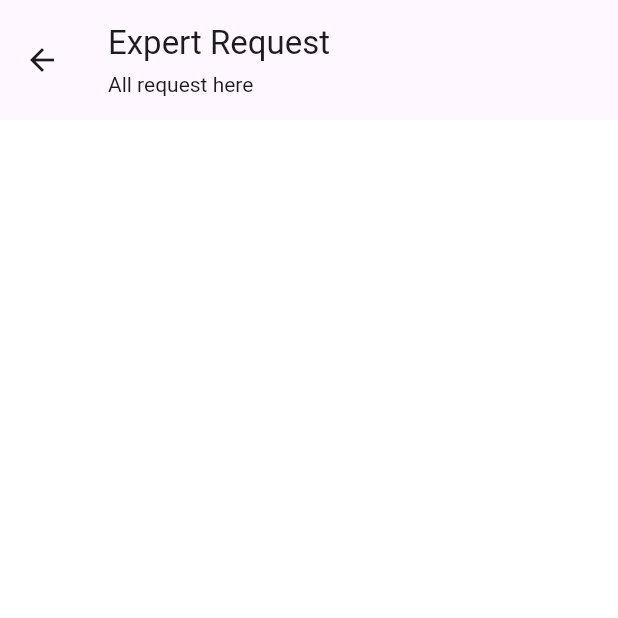
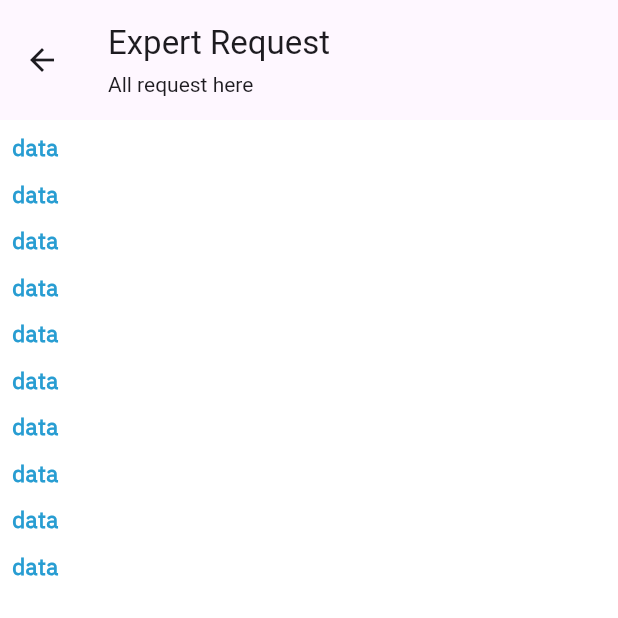
Before and after one commit to yousifdahabra/aegis-ai-app, a Flutter app: the ExpertRequest screen opened directly, on a phone screen of 412 x 824 dp, the top half of it. Run offline on Flutter 3.47's test engine with Material 3 defaults, Android fonts, the phone set to English and light mode, and no system bars; our stand-ins replace animate_do, smooth_page_indicator.

Commit message:
App - update ExpertRequest add ListView builder

```diff
--- a/lib/views/list/expert_request.dart
+++ b/lib/views/list/expert_request.dart
@@ -17,6 +17,16 @@ class ExpertRequest extends StatelessWidget {
           ],
         ),
       ),
+      body: ListView.builder(
+        padding: const EdgeInsets.all(8.0),
+        itemCount: 10,
+        itemBuilder: (context, index) {
+          return Padding(
+            padding: const EdgeInsets.only(bottom: 10.0),
+            child: Text('data'),
+          );
+        },
+      ),
     );
   }
 }
```
